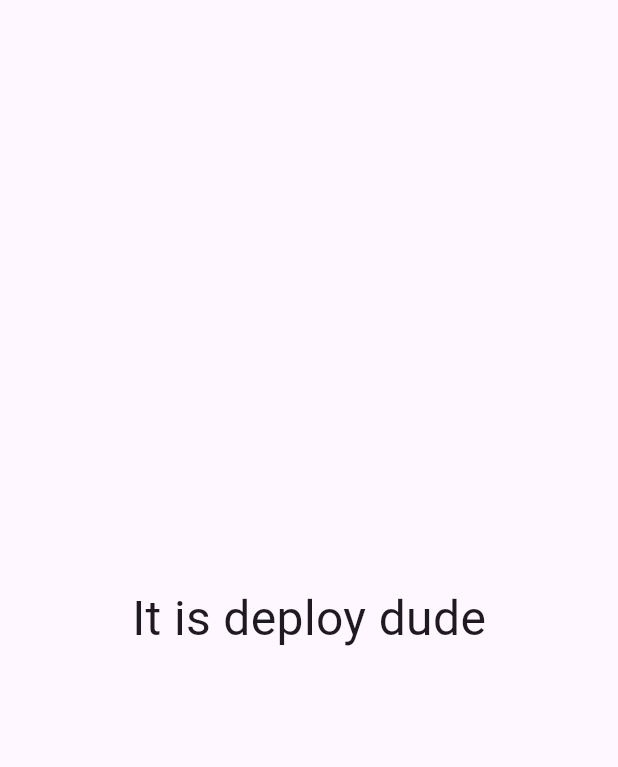
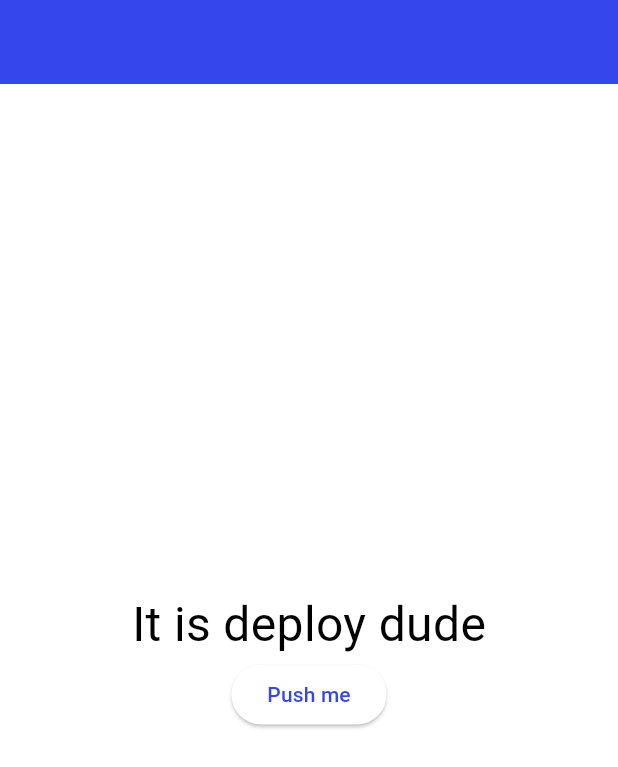
Before and after one commit to lolopindik/AdminPanel, a Flutter app: the screen it shows after launch, on a phone screen of 412 x 824 dp. Shown: the top 767 px of the screen. Run offline on Flutter 3.47's test engine with Material 3 defaults, Android fonts, the light colour scheme and no system bars; our stand-ins replace auto_route, firebase_core, flutter_dotenv, flutter_riverpod, hive, hive_flutter and 1 more; accounts and stored records are empty.

Commit message:
added theme styles and switch logic

```diff
--- a/lib/main.dart
+++ b/lib/main.dart
@@ -1,24 +1,37 @@
+import 'package:admin_panel_study_hub/logic/riverpod/observer.dart';
+import 'package:admin_panel_study_hub/logic/riverpod/theme_switcher.dart';
 import 'package:admin_panel_study_hub/presentation/routes/router.dart';
 import 'package:flutter/material.dart';
 import 'package:flutter_dotenv/flutter_dotenv.dart';
+import 'package:flutter_riverpod/flutter_riverpod.dart';
+import 'package:hive_flutter/adapters.dart';
 
 Future main () async{
-  runApp(MyApp());
+
+  await Hive.initFlutter();
+  // ignore: unused_local_variable
+  var themebox = await Hive.openBox('AppTheme');
+
   await dotenv.load(fileName: ".env");
+
+  runApp(
+    ProviderScope(
+      observers: [Observer()],
+      child: MyApp(),
+    )
+  );
 }
 
-class MyApp extends StatelessWidget {
+class MyApp extends ConsumerWidget{
   MyApp({super.key});
 
   final _appRouter = AppRouter();
 
   @override
-  Widget build(BuildContext context) {
+  Widget build(BuildContext context, WidgetRef ref) {
     return MaterialApp.router(
       debugShowCheckedModeBanner: false,
-      theme: ThemeData(
-        colorScheme: ColorScheme.fromSeed(seedColor: Colors.deepPurple),
-      ),
+      theme: ref.watch(themeProvider).themeData,
       routerConfig: _appRouter.config(),
     );
   }
--- a/lib/presentation/screens/main_screen.dart
+++ b/lib/presentation/screens/main_screen.dart
@@ -1,17 +1,31 @@
+import 'package:admin_panel_study_hub/logic/riverpod/theme_switcher.dart';
 import 'package:auto_route/annotations.dart';
 import 'package:flutter/material.dart';
+import 'package:flutter_riverpod/flutter_riverpod.dart';
 
 @RoutePage()
-class MainScreen extends StatelessWidget {
-
+class MainScreen extends ConsumerWidget {
   const MainScreen({super.key});
 
   @override
-  Widget build(BuildContext context) {
+  Widget build(BuildContext context, WidgetRef ref) {
     return Scaffold(
+      appBar: AppBar(
+        backgroundColor: Theme.of(context).primaryColor,
+      ),
       body: SizedBox(
-        child: Center(
-          child: Text('It is deploy dude', style: TextStyle(fontSize: 32)),
+        child: Column(
+          mainAxisSize: MainAxisSize.max,
+          mainAxisAlignment: MainAxisAlignment.center,
+          children: [
+            Center(
+              child: Text('It is deploy dude', style: TextStyle(fontSize: 32)),
+            ),
+            ElevatedButton(
+              onPressed: () => ref.read(themeProvider).toggleTheme(),
+              child: Text('Push me'),
+            ),
+          ],
         ),
       ),
     );
```
Also changed, not shown: lib/data/conf/theme/theme.dart (added, +33 -0 lines), lib/data/conf/theme/theme_constrains.dart (added, +11 -0 lines), lib/logic/riverpod/observer.dart (added, +45 -0 lines), lib/logic/riverpod/theme_switcher.dart (added, +34 -0 lines), pubspec.yaml (+9 -1 lines), pubspec.lock, 1 other file.
